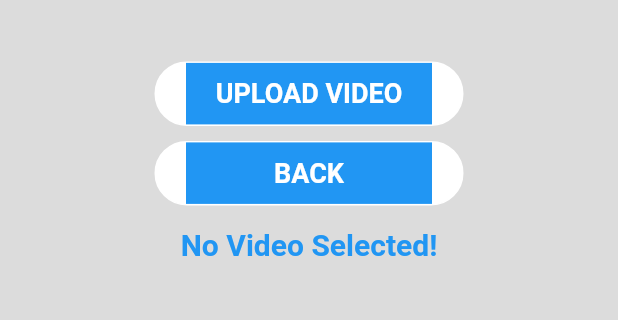
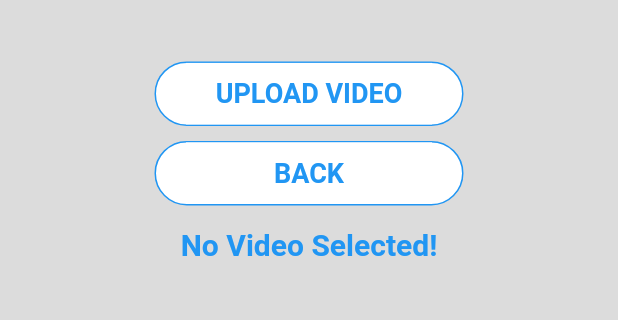
Before and after one commit to Huzaifa2019/AnomalyDetection, a Flutter app: the Upload screen opened directly, after a tap on "UPLOAD VIDEO", on a phone screen of 412 x 824 dp, the part 433-753 px from its top. Run offline on Flutter 3.47's test engine with Material 2 defaults, Android fonts, the phone set to English and light mode, and no system bars; our stand-ins replace dio, image_picker, video_player.

Commit message:
FYP2 Mobile Code Completed

```diff
--- a/lib/src/screens/about.dart
+++ b/lib/src/screens/about.dart
@@ -106,7 +106,7 @@ class _AboutState extends State<About> {
                           color: Colors.white,
                           borderRadius: BorderRadius.circular(50),
                           border: Border.all(
-                            color: Colors.white,
+                            color: Colors.blue,
                             width: 1,
                           ),
                         ),
@@ -114,7 +114,7 @@ class _AboutState extends State<About> {
                           horizontal: 20,
                         ),
                         child: Container(
-                          color: Colors.blue,
+                          color: Colors.white,
                           padding: EdgeInsets.symmetric(
                             vertical: 10,
                             horizontal: 0,
@@ -122,7 +122,7 @@ class _AboutState extends State<About> {
                           child: Text(
                             "BACK",
                             style: TextStyle(
-                              color: Colors.white,
+                              color: Colors.blue,
                               fontSize: (MediaQuery.of(context).orientation ==
                                       Orientation.portrait)
                                   ? 18
--- a/lib/src/screens/result.dart
+++ b/lib/src/screens/result.dart
@@ -120,7 +120,7 @@ class _ResultState extends State<Result> {
                     color: Colors.white,
                     borderRadius: BorderRadius.circular(50),
                     border: Border.all(
-                      color: Colors.white,
+                      color: Colors.blue,
                       width: 1,
                     ),
                   ),
@@ -128,7 +128,7 @@ class _ResultState extends State<Result> {
                     horizontal: 20,
                   ),
                   child: Container(
-                    color: Colors.blue,
+                    color: Colors.white,
                     padding: EdgeInsets.symmetric(
                       vertical: 10,
                       horizontal: 0,
@@ -136,7 +136,7 @@ class _ResultState extends State<Result> {
                     child: Text(
                       "BACK",
                       style: TextStyle(
-                        color: Colors.white,
+                        color: Colors.blue,
                         fontSize: (MediaQuery.of(context).orientation ==
                                 Orientation.portrait)
                             ? 18
--- a/lib/src/screens/upload.dart
+++ b/lib/src/screens/upload.dart
@@ -1,4 +1,5 @@
 import 'dart:async';
+// import 'dart:html';
 import 'dart:io';
 import 'package:flutter/cupertino.dart';
 import 'package:flutter/material.dart';
@@ -17,7 +18,8 @@ class Upload extends StatefulWidget {
 class _UploadState extends State<Upload> {
   File _video;
   final picker = ImagePicker();
-  int uploaded;
+  int uploaded = 0;
+  bool generatingResult = false;
   VideoPlayerController _videoPlayerController;
 
   Future<String> uploadImage(filename, url) async {
@@ -27,8 +29,8 @@ class _UploadState extends State<Upload> {
     return res.reasonPhrase;
   }
 
-  void getResult(bool anomaly){
-    Timer(const Duration(seconds: 1), () {
+  void getResult(bool anomaly) {
+    Timer(const Duration(seconds: 2), () {
       (!anomaly)
           ? Navigator.push(
               context,
@@ -46,7 +48,7 @@ class _UploadState extends State<Upload> {
   Future getVideo() async {
     var dio = Dio();
     Response response;
-    bool anomaly = true;
+    bool anomaly = false;
 
     setState(() {
       _video = null;
@@ -71,25 +73,31 @@ class _UploadState extends State<Upload> {
       });
     }
     // print(_video.path);
-    // print(pickedFile.path);
-
+    // print((_video.path).toString());
+    print(pickedFile.path.split('/').last);
 
     var formData = FormData.fromMap({
-      'fileName': (pickedFile.path.split('/').last).toString(),
+      'fileName': (pickedFile.path.split('/').last),
       'multipartFile': await MultipartFile.fromFile(_video.path,
           filename: pickedFile.path.split('/').last)
     });
     print((pickedFile.path.split('/').last).toString());
     try {
       response = await dio.post(
-          'http://82cb192a1c95.ngrok.io/AnomalyDetection/get/media',
+          'http://192.168.8.127:8080/AnomalyDetection/get/media',
           data: formData);
       print("Response");
       if (response.statusCode == 200) {
         setState(() {
           uploaded = 1;
+          generatingResult = true;
           print(response.statusCode);
-          print(response.data);
+          print(response.data["data"]);
+          if (response.data["data"] == "1") {
+            anomaly = true;
+          } else {
+            anomaly = false;
+          }
           getResult(anomaly);
         });
       } else {
@@ -102,7 +110,9 @@ class _UploadState extends State<Upload> {
     } on Exception catch (_) {
       setState(() {
         uploaded = 3;
-        getResult(anomaly);
+        print("EXCEPTION");
+        // generatingResult = true;
+        // getResult(anomaly);
       });
     }
   }
@@ -148,7 +158,7 @@ class _UploadState extends State<Upload> {
                     color: Colors.white,
                     borderRadius: BorderRadius.circular(50),
                     border: Border.all(
-                      color: Colors.white,
+                      color: Colors.blue,
                       width: 1,
                     ),
                   ),
@@ -156,7 +166,7 @@ class _UploadState extends State<Upload> {
                     horizontal: 20,
                   ),
                   child: Container(
-                    color: Colors.blue,
+                    color: Colors.white,
                     padding: EdgeInsets.symmetric(
                       vertical: 10,
                       horizontal: 0,
@@ -164,7 +174,7 @@ class _UploadState extends State<Upload> {
                     child: Text(
                       "UPLOAD VIDEO",
                       style: TextStyle(
-                        color: Colors.white,
+                        color: Colors.blue,
                         fontSize: (MediaQuery.of(context).orientation ==
                                 Orientation.portrait)
                             ? 18
@@ -194,7 +204,7 @@ class _UploadState extends State<Upload> {
                     color: Colors.white,
                     borderRadius: BorderRadius.circular(50),
                     border: Border.all(
-                      color: Colors.white,
+                      color: Colors.blue,
                       width: 1,
                     ),
                   ),
@@ -202,7 +212,7 @@ class _UploadState extends State<Upload> {
                     horizontal: 20,
                   ),
                   child: Container(
-                    color: Colors.blue,
+                    color: Colors.white,
                     padding: EdgeInsets.symmetric(
                       vertical: 10,
                       horizontal: 0,
@@ -210,7 +220,7 @@ class _UploadState extends State<Upload> {
                     child: Text(
                       "BACK",
                       style: TextStyle(
-                        color: Colors.white,
+                        color: Colors.blue,
                         fontSize: (MediaQuery.of(context).orientation ==
                                 Orientation.portrait)
                             ? 18
@@ -339,6 +349,35 @@ class _UploadState extends State<Upload> {
                                         ),
                                 )
                               : Container(),
+              Padding(
+                padding: EdgeInsets.only(top: 10),
+              ),
+              (generatingResult)
+                  ? Container(
+                      child: (MediaQuery.of(context).orientation ==
+                              Orientation.portrait)
+                          ? Text(
+                              "Generating Result...",
+                              style: TextStyle(
+                                color: Colors.green,
+                                fontSize: 20,
+                                height: 1.5,
+                                fontWeight: FontWeight.bold,
+                              ),
+                              textAlign: TextAlign.center,
+                            )
+                          : Text(
+                              "Generating Result...",
+                              style: TextStyle(
+                                color: Colors.green,
+                                fontSize: 19,
+                                height: 1.2,
+                                fontWeight: FontWeight.bold,
+                              ),
+                              textAlign: TextAlign.center,
+                            ),
+                    )
+                  : Container(),
               Container(
                 height: size.height * 0.05,
               ),
```
Also changed, not shown: lib/src/screens/home.dart (+6 -6 lines). Lines whose indentation alone changed are shown as unchanged.
